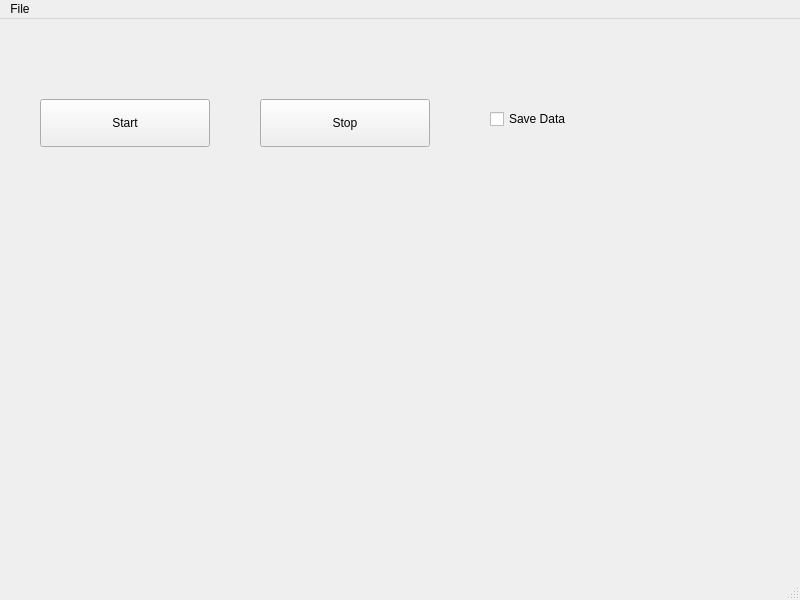
Before: the Qt Designer form main_window.ui in PFTL/Delft_18_08_09, drawn with Qt 5.
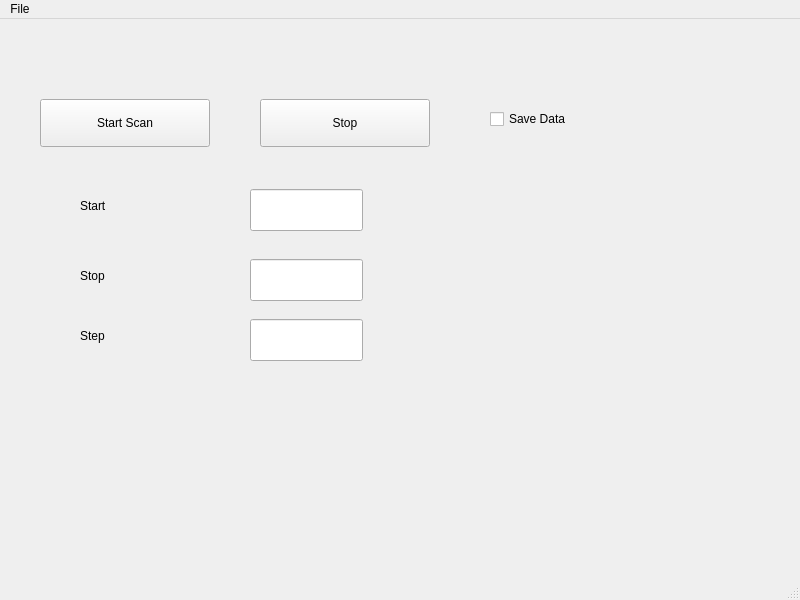
After: the same form once the commit is applied.

```diff
--- a/main_window.ui
+++ b/main_window.ui
@@ -24,7 +24,7 @@
      </rect>
     </property>
     <property name="text">
-     <string>Start</string>
+     <string>Start Scan</string>
     </property>
    </widget>
    <widget class="QPushButton" name="stop_button">
@@ -53,6 +53,78 @@
      <string>Save Data</string>
     </property>
    </widget>
+   <widget class="QLineEdit" name="lineEdit">
+    <property name="geometry">
+     <rect>
+      <x>250</x>
+      <y>170</y>
+      <width>113</width>
+      <height>42</height>
+     </rect>
+    </property>
+    <property name="text">
+     <string/>
+    </property>
+   </widget>
+   <widget class="QLabel" name="label">
+    <property name="geometry">
+     <rect>
+      <x>80</x>
+      <y>170</y>
+      <width>129</width>
+      <height>34</height>
+     </rect>
+    </property>
+    <property name="text">
+     <string>Start</string>
+    </property>
+   </widget>
+   <widget class="QLabel" name="label_2">
+    <property name="geometry">
+     <rect>
+      <x>80</x>
+      <y>240</y>
+      <width>129</width>
+      <height>34</height>
+     </rect>
+    </property>
+    <property name="text">
+     <string>Stop</string>
+    </property>
+   </widget>
+   <widget class="QLabel" name="label_3">
+    <property name="geometry">
+     <rect>
+      <x>80</x>
+      <y>300</y>
+      <width>129</width>
+      <height>34</height>
+     </rect>
+    </property>
+    <property name="text">
+     <string>Step</string>
+    </property>
+   </widget>
+   <widget class="QLineEdit" name="lineEdit_2">
+    <property name="geometry">
+     <rect>
+      <x>250</x>
+      <y>240</y>
+      <width>113</width>
+      <height>42</height>
+     </rect>
+    </property>
+   </widget>
+   <widget class="QLineEdit" name="lineEdit_3">
+    <property name="geometry">
+     <rect>
+      <x>250</x>
+      <y>300</y>
+      <width>113</width>
+      <height>42</height>
+     </rect>
+    </property>
+   </widget>
   </widget>
   <widget class="QMenuBar" name="menubar">
    <property name="geometry">
```
